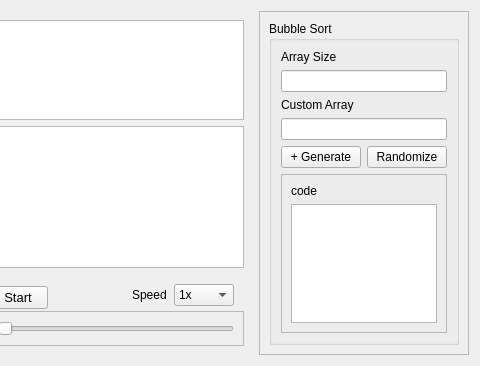
Before: the Qt Designer form form.ui in Binaya764/DSA-Visualizer, drawn with Qt 5; both pictures show x 244 to 724 and y 0 to 366 of the 724 by 366 pixel window.
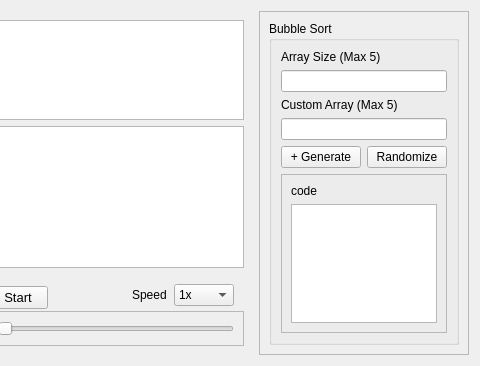
After: the same form once the commit is applied. The open tabs and pages were chosen to show the change.

Commit message: color label added for bubble sort

Diff of the .ui file:
```diff
--- a/form.ui
+++ b/form.ui
@@ -448,7 +448,7 @@
               <item>
                <widget class="QLabel" name="label_2">
                 <property name="text">
-                 <string>Array Size</string>
+                 <string>Array Size (Max 5)</string>
                 </property>
                </widget>
               </item>
@@ -458,7 +458,7 @@
               <item>
                <widget class="QLabel" name="label_3">
                 <property name="text">
-                 <string>Custom Array</string>
+                 <string>Custom Array (Max 5)</string>
                 </property>
                </widget>
               </item>
```
Left out of the diff: 2 changed lines with no effect on the pictures. The commit also changes 7 other files.
